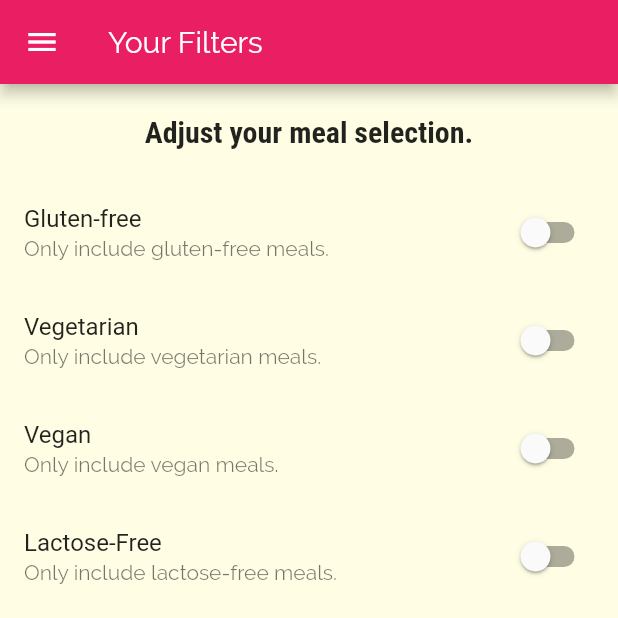
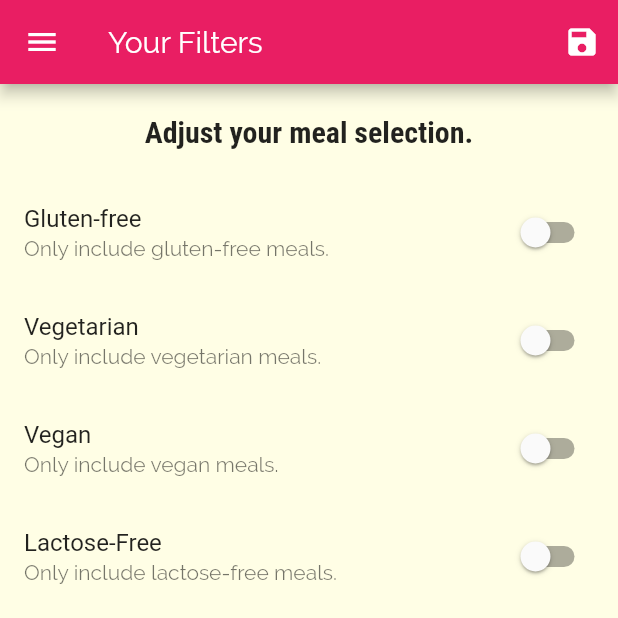
Before and after one commit to rmendoza83/flutter-delimeals, a Flutter app: the FiltersPage screen opened by its route, on a phone screen of 412 x 824 dp, the top half of it. Run offline on Flutter 3.47's test engine with Material 2 defaults, Android fonts, the phone set to English and light mode, and no system bars.

Commit message:
Filters Logic
Adding Filters logic

```diff
--- a/lib/main.dart
+++ b/lib/main.dart
@@ -6,10 +6,49 @@ import './pages/category_meals_page.dart';
 import './pages/meal_detail_page.dart';
 import './pages/filters_page.dart';
 
+import './dummy_data.dart';
+
+import './models/meal.dart';
+
 void main() => runApp(MyApp());
 
-class MyApp extends StatelessWidget {
+class MyApp extends StatefulWidget {
+  @override
+  _MyAppState createState() => _MyAppState();
+}
+
+class _MyAppState extends State<MyApp> {
   // This widget is the root of your application.
+  Map<String, bool> _filters = {
+    'gluten': false,
+    'lactose': false,
+    'vegan': false,
+    'vegetarian': false
+  };
+  List<Meal> _availableMeals = DUMMY_MEALS;
+
+  void _setFilters(Map<String, bool> filtersData) {
+    setState(() {
+      _filters = filtersData;
+
+      _availableMeals = DUMMY_MEALS.where((meal) {
+        if (_filters['gluten'] && !meal.isGlutenFree) {
+          return false;
+        }
+        if (_filters['lactose'] && !meal.isLactoseFree) {
+          return false;
+        }
+        if (_filters['vegan'] && !meal.isVegan) {
+          return false;
+        }
+        if (_filters['vegetarian'] && !meal.isVegetarian) {
+          return false;
+        }
+        return true;
+      }).toList();
+    });
+  }
+
   @override
   Widget build(BuildContext context) {
     return MaterialApp(
@@ -37,9 +76,12 @@ class MyApp extends StatelessWidget {
       initialRoute: '/',
       routes: {
         '/': (ctx) => TabsPage(),
-        CategoryMealsPage.routeName: (ctx) => CategoryMealsPage(),
+        CategoryMealsPage.routeName: (ctx) => CategoryMealsPage(_availableMeals),
         MealDetailPage.routeName: (ctx) => MealDetailPage(),
-        FiltersPage.routeName: (ctx) => FiltersPage(),
+        FiltersPage.routeName: (ctx) => FiltersPage(
+          _filters,
+          _setFilters
+        ),
       },
       onGenerateRoute: (settings) {
         print(settings.arguments);
--- a/lib/pages/filters_page.dart
+++ b/lib/pages/filters_page.dart
@@ -4,6 +4,14 @@ import './../widgets/main_drawer.dart';
 
 class FiltersPage extends StatefulWidget {
   static const routeName = '/filters';
+
+  final Map<String, bool> currentFilters;
+  final Function saveFilters;
+
+  FiltersPage(
+    this.currentFilters,
+    this.saveFilters,
+  );
 
   @override
   _FiltersPageState createState() => _FiltersPageState();
@@ -14,6 +22,15 @@ class _FiltersPageState extends State<FiltersPage> {
   bool _vegetarian = false;
   bool _vegan = false;
   bool _lactoseFree = false;
+
+  @override
+  void initState() {
+    _glutenFree = widget.currentFilters['gluten'];
+    _vegetarian = widget.currentFilters['vegetarian'];
+    _vegan = widget.currentFilters['vegan'];
+    _lactoseFree = widget.currentFilters['lactose'];
+    super.initState();
+  }
 
   Widget _buildSwitchListTile(
     String title,
@@ -27,19 +44,6 @@ class _FiltersPageState extends State<FiltersPage> {
       subtitle: Text(description),
       onChanged: onChange,
     );
-    /*
-    return SwitchListTile(
-      title: Text('Gluten-free'),
-      value: _glutenFree,
-      subtitle: Text(
-        'Only include gluten-free meals.',
-      ),
-      onChanged: (newValue) {
-        setState(() {
-          _glutenFree = newValue;
-        });
-      },
-    );*/
   }
 
   @override
@@ -50,6 +54,22 @@ class _FiltersPageState extends State<FiltersPage> {
           title: Text(
             'Your Filters',
           ),
+          actions: <Widget>[
+            IconButton(
+              icon: Icon(
+                Icons.save,
+              ),
+              onPressed: () {
+                final selectedFilters = {
+                  'gluten': _glutenFree,
+                  'lactose': _lactoseFree,
+                  'vegan': _vegan,
+                  'vegetarian': _vegetarian,
+                };
+                widget.saveFilters(selectedFilters);
+              },
+            )
+          ],
         ),
         drawer: MainDrawer(),
         body: Column(
```
Also changed, not shown: lib/pages/category_meals_page.dart (+7 -3 lines), lib/widgets/category_item.dart (+0 -9 lines).
